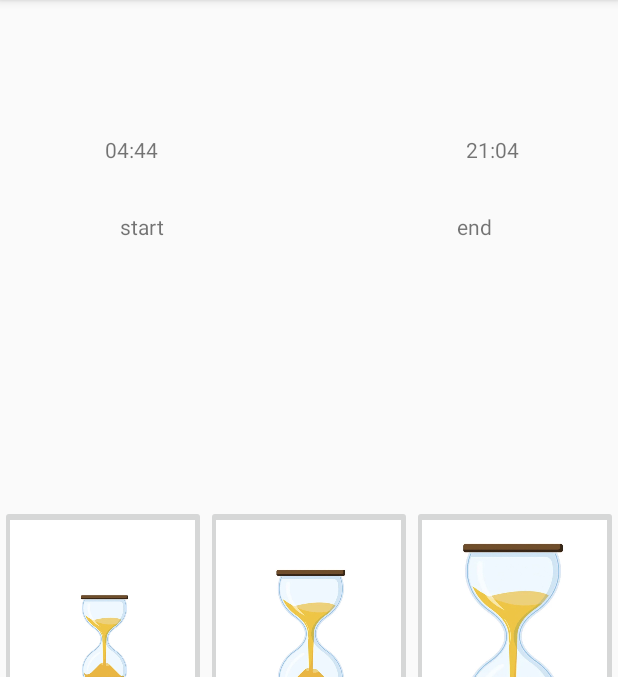
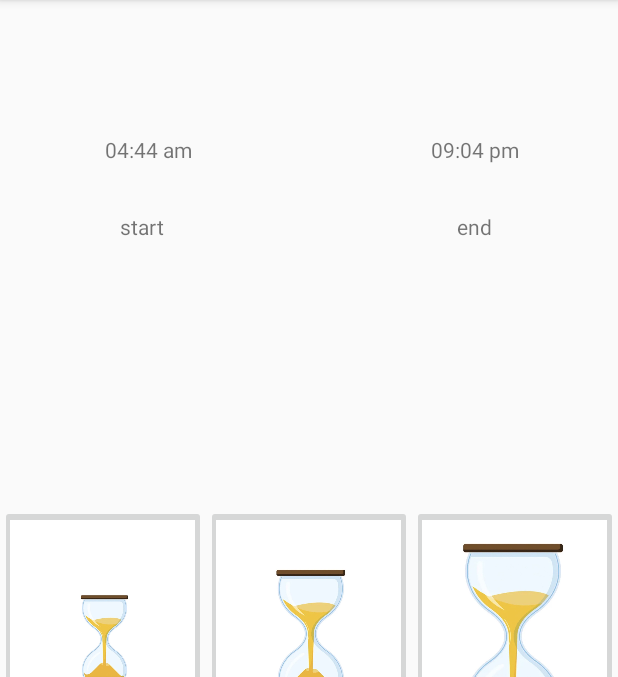
Before and after one commit to forrestpark/UIMA, an Android app: the screen it shows after launch (LearnActivity), after a tap on "LEARN", on a phone screen of 412 x 824 dp, the part 84-761 px from its top. Run offline under Robolectric (Android 15) with nearby library versions, the phone set to English and light mode, and no system bars.

Commit message:
added two mode to learn

```diff
--- a/StressHits/app/src/main/java/com/uima/joanne/stresshits/LearnActivity.java
+++ b/StressHits/app/src/main/java/com/uima/joanne/stresshits/LearnActivity.java
@@ -1,5 +1,8 @@
 package com.uima.joanne.stresshits;
 
+import android.content.Context;
+import android.content.SharedPreferences;
+import android.preference.PreferenceManager;
 import android.support.v7.app.AppCompatActivity;
 import android.os.Bundle;
 import android.util.Log;
@@ -40,12 +43,20 @@ public class LearnActivity extends AppCompatActivity {
     private EditText learnhard_hrs_edittext;
     private EditText learnhard_mins_edittext;
 
+    private Context context;
+    private SharedPreferences myPrefs;
+    private boolean clockModeIsChecked;
+
     private Random rand = new Random();
 
     @Override
     protected void onCreate(Bundle savedInstanceState) {
         super.onCreate(savedInstanceState);
         setContentView(R.layout.activity_learn);
+
+        context = getApplicationContext(); // app level storage
+        myPrefs = PreferenceManager.getDefaultSharedPreferences(context);
+        clockModeIsChecked = myPrefs.getBoolean("clockModeIsChecked", true);
 
         learnHard = false;
 
@@ -65,6 +76,7 @@ public class LearnActivity extends AppCompatActivity {
 
     public void onClickSmall(View view) {
         guess = "SMALL";
+        Log.d("current mode: ", String.valueOf(clockModeIsChecked));
     }
 
     public void onClickMedium(View view) {
@@ -225,10 +237,27 @@ public class LearnActivity extends AppCompatActivity {
 
     private void setTimeTextView() {
         TextView start_time_view = (TextView) findViewById(R.id.learn_start_time);
-        start_time_view.setText(String.format("%02d:%02d", start_hour, start_minute));
+        TextView end_time_view = (TextView) findViewById(R.id.learn_end_time);
 
-        TextView end_time_view = (TextView) findViewById(R.id.learn_end_time);
-        end_time_view.setText(String.format("%02d:%02d", end_hour, end_minute));
+        // if 24 hour mode
+        if (clockModeIsChecked) {
+            start_time_view.setText(String.format("%02d:%02d", start_hour, start_minute));
+            end_time_view.setText(String.format("%02d:%02d", end_hour, end_minute));
+        } else {
+            if (start_hour > 12) {
+                start_time_view.setText(String.format("%02d:%02d pm", start_hour % 12, start_minute));
+            } else {
+                start_time_view.setText(String.format("%02d:%02d am", start_hour, start_minute));
+            }
+
+            if (end_hour > 12) {
+                end_time_view.setText(String.format("%02d:%02d pm", end_hour % 12, end_minute));
+            } else {
+                end_time_view.setText(String.format("%02d:%02d am", end_hour, end_minute));
+            }
+        }
+
+        // if 12 hour mode
     }
 
     private int[] calculateDifference(int startHour, int startMin, int endHour, int endMin) {
--- a/StressHits/app/src/main/java/com/uima/joanne/stresshits/MainActivity.java
+++ b/StressHits/app/src/main/java/com/uima/joanne/stresshits/MainActivity.java
@@ -20,6 +20,7 @@ public class MainActivity extends AppCompatActivity {
     private SharedPreferences myPrefs;
     private Switch clockMode;
     private boolean clockModeIsChecked;
+    private SharedPreferences.Editor peditor;
 
     @Override
     protected void onCreate(Bundle savedInstanceState) {
@@ -28,6 +29,10 @@ public class MainActivity extends AppCompatActivity {
 
         Context context = getApplicationContext(); // app level storage
         myPrefs = PreferenceManager.getDefaultSharedPreferences(context);
+
+        peditor = myPrefs.edit();
+        peditor.putBoolean("clockModeIsChecked", clockModeIsChecked);
+        peditor.apply();
 
         clockMode = (Switch) findViewById(R.id.clock_switch);
         clockMode.setOnCheckedChangeListener(new CompoundButton.OnCheckedChangeListener() {
@@ -42,14 +47,13 @@ public class MainActivity extends AppCompatActivity {
                 }
                 clockModeIsChecked = isChecked;
                 Log.d("onCheckedChange", Boolean.toString(clockModeIsChecked));
+                peditor.putBoolean("clockModeIsChecked", clockModeIsChecked);
+                peditor.apply();
             }
         });
 
         Log.d("onCreate", "i'm creating");
 
-//        SharedPreferences.Editor peditor = myPrefs.edit();
-//        peditor.putBoolean("clockModeIsChecked", clockModeIsChecked);
-//        peditor.apply();
     }
 
     @Override
```
